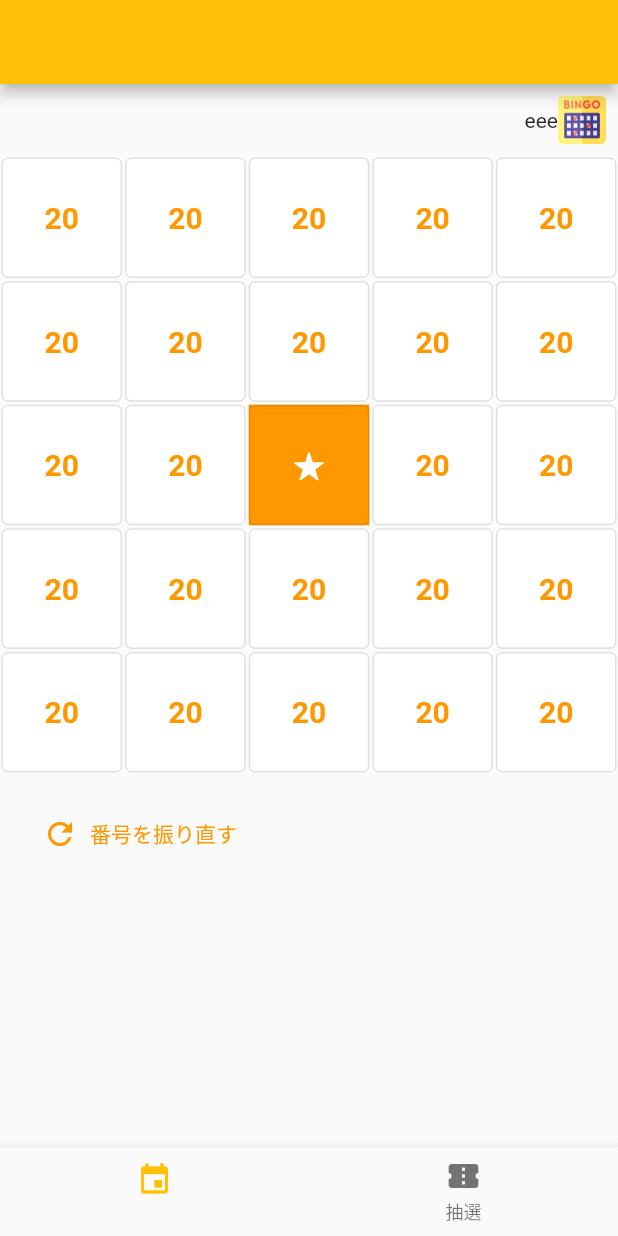
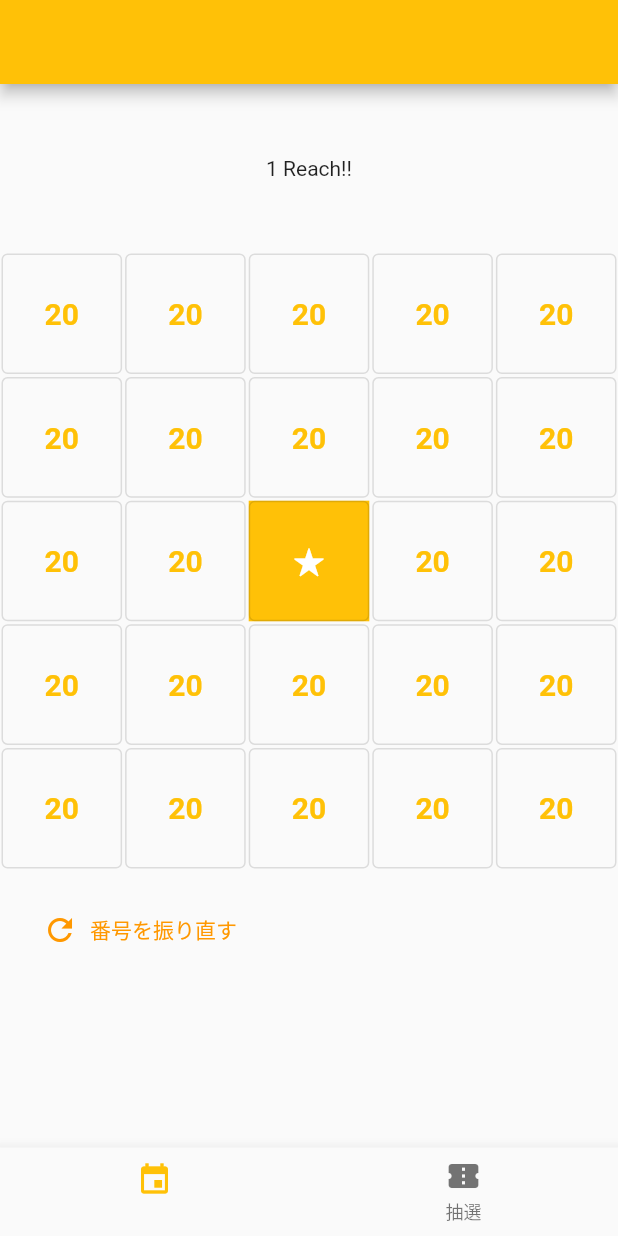
Before and after one commit to solty919/SimpleBingo, a Flutter app: the screen it shows after launch, after a tap on "カードを発行する", on a phone screen of 412 x 824 dp. Run offline on Flutter 3.47's test engine with Material 2 defaults, Android fonts, the phone set to English and light mode, and no system bars; our stand-ins replace hive, hive_flutter, vibration; accounts and stored records are empty; generated files the repository leaves out were written again.

Commit message:
DarkMode対応

```diff
--- a/simple_bingo/lib/bingo/widgets/bingo_button.dart
+++ b/simple_bingo/lib/bingo/widgets/bingo_button.dart
@@ -24,13 +24,16 @@ class BingoButton extends StatelessWidget {
       height: deviceSize.width / 5,
       padding: EdgeInsets.all(1),
       child: Container(
-        color: square.isCheck || isCenter ? Colors.orange : Colors.white,
+        color: square.isCheck || isCenter
+            ? Theme.of(context).toggleableActiveColor
+            : Theme.of(context).scaffoldBackgroundColor,
         child: OutlinedButton(
             child: Text(
               isCenter ? "★" : square.number.toString(),
               style: TextStyle(
-                  color:
-                      square.isCheck || isCenter ? Colors.white : Colors.orange,
+                  color: square.isCheck || isCenter
+                      ? Colors.white
+                      : Theme.of(context).toggleableActiveColor,
                   fontWeight: FontWeight.bold,
                   fontSize: 20),
             ),
--- a/simple_bingo/lib/bingo/widgets/bingo_top.dart
+++ b/simple_bingo/lib/bingo/widgets/bingo_top.dart
@@ -1,4 +1,4 @@
-import 'package:bingo/common/paths.dart';
+import 'package:bingo/common/strings.dart';
 import 'package:flutter/material.dart';
 
 class BingoTop extends StatelessWidget {
@@ -6,11 +6,11 @@ class BingoTop extends StatelessWidget {
   Widget build(BuildContext context) {
     return Padding(
       padding: const EdgeInsets.all(8.0),
-      child: Row(
-        mainAxisAlignment: MainAxisAlignment.end,
+      child: Column(
         children: [
-          Text("eee"),
-          Image.asset(Paths.bingo, width: 32, height: 32)
+          SizedBox(height: 40),
+          Text("1 ${Strings.reach}"),
+          SizedBox(height: 40),
         ],
       ),
     );
--- a/simple_bingo/lib/common/strings.dart
+++ b/simple_bingo/lib/common/strings.dart
@@ -3,6 +3,7 @@
 class Strings {
   static String bingo = "";
   static String draw = "抽選";
+  static String reach = "Reach!!";
   static String start = "さあ、始めましょう";
   static String createCard = "カードを発行する";
   static String numbering = "番号を振り直す";
--- a/simple_bingo/lib/main.dart
+++ b/simple_bingo/lib/main.dart
@@ -17,8 +17,13 @@ class SimpleBingo extends StatelessWidget {
   @override
   Widget build(BuildContext context) {
     return MaterialApp(
-        theme: ThemeData(primarySwatch: Colors.amber),
-        darkTheme: ThemeData.dark(),
+        theme: ThemeData(
+            brightness: Brightness.light, primarySwatch: Colors.amber),
+        darkTheme: ThemeData(
+            brightness: Brightness.dark,
+            primarySwatch: Colors.amber,
+            toggleableActiveColor: Colors.amber,
+            accentColor: Colors.amber),
         home: BottomNavigation());
   }
 }
@@ -52,7 +57,6 @@ class _BottomNavigationState extends State<BottomNavigation> {
               icon: Icon(Icons.confirmation_number), label: Strings.draw),
         ],
         currentIndex: _index,
-        fixedColor: Theme.of(context).accentColor,
         onTap: _onTap,
         type: BottomNavigationBarType.fixed,
       ),
```
Also changed, not shown: 1 other file.
